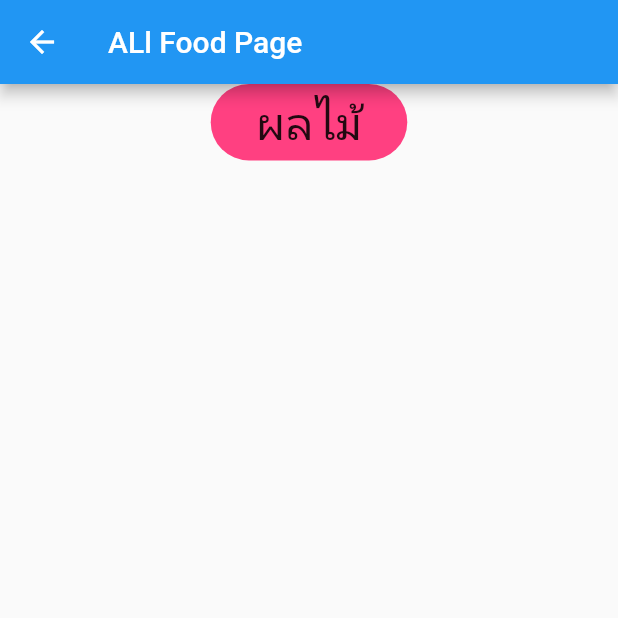
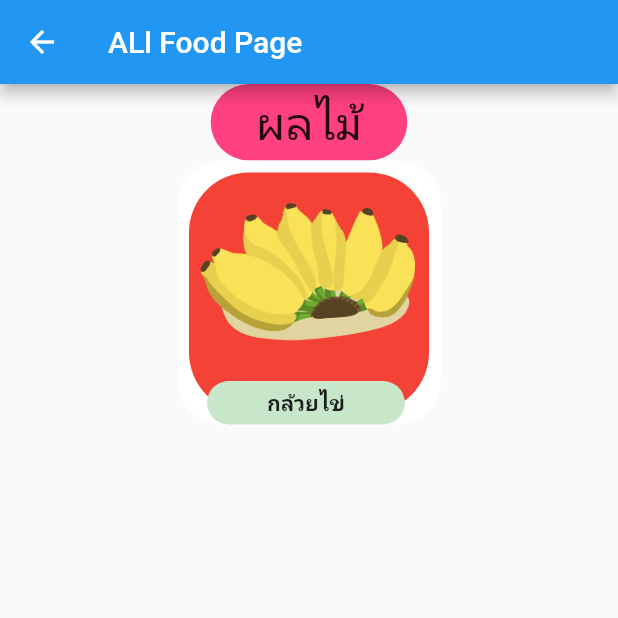
Before and after one commit to AINutritionProject/KinDeeUDee, a Flutter app: the AllFoodPage screen opened directly, on a phone screen of 412 x 824 dp, the top half of it. Run offline on Flutter 3.47's test engine with Material 2 defaults, Android fonts, the phone set to English and light mode, and no system bars; our stand-ins replace firebase_core; accounts and stored records are empty.

Commit message:
create Basic Food Icon

```diff
--- a/lib/pages/all_food.dart
+++ b/lib/pages/all_food.dart
@@ -27,6 +27,13 @@ class AllFoodPage extends StatelessWidget {
               ),
             ),
           ),
+          const Center(
+            child: FoodIcons(
+                food: Food(
+                    name: "กล้วยไข่",
+                    type: "Fruit",
+                    imageAssetPath: "assets/images/Fruit/fruit2.png")),
+          )
         ],
       ),
     );
@@ -41,3 +48,70 @@ class MenuTypeIcon extends StatelessWidget {
     return Container(color: Colors.red, height: 30, width: 30);
   }
 }
+
+class FoodIcons extends StatelessWidget {
+  const FoodIcons({super.key, required this.food});
+  final Food food;
+
+  @override
+  Widget build(BuildContext context) {
+    return Container(
+      decoration: const BoxDecoration(
+        color: Colors.white,
+        borderRadius: BorderRadius.all(
+          Radius.circular(30),
+        ),
+      ),
+      child: Stack(children: [
+        Padding(
+          padding: const EdgeInsets.all(8.0),
+          child: Container(
+            decoration: BoxDecoration(
+                color: Colors.red, borderRadius: BorderRadius.circular(40)),
+            child: const SizedBox(
+              width: 160,
+              height: 160,
+            ),
+          ),
+        ),
+        Positioned(
+          height: 320,
+          width: 420,
+          left: -97,
+          top: -95,
+          child: Image.asset(food.imageAssetPath),
+        ),
+        Positioned(
+          bottom: -0,
+          left: 20,
+          child: Container(
+            padding: const EdgeInsets.symmetric(horizontal: 40, vertical: 5),
+            decoration: BoxDecoration(
+              color: Colors.green.shade100,
+              borderRadius: const BorderRadius.all(
+                Radius.circular(30),
+              ),
+            ),
+            child: Text(
+              food.name,
+              style: const TextStyle(
+                fontWeight: FontWeight.bold,
+              ),
+            ),
+          ),
+        )
+      ]),
+    );
+  }
+}
+
+class Food {
+  const Food({
+    required this.name,
+    required this.type,
+    required this.imageAssetPath,
+  });
+  final String name;
+  final String type;
+  final String imageAssetPath;
+}
```
